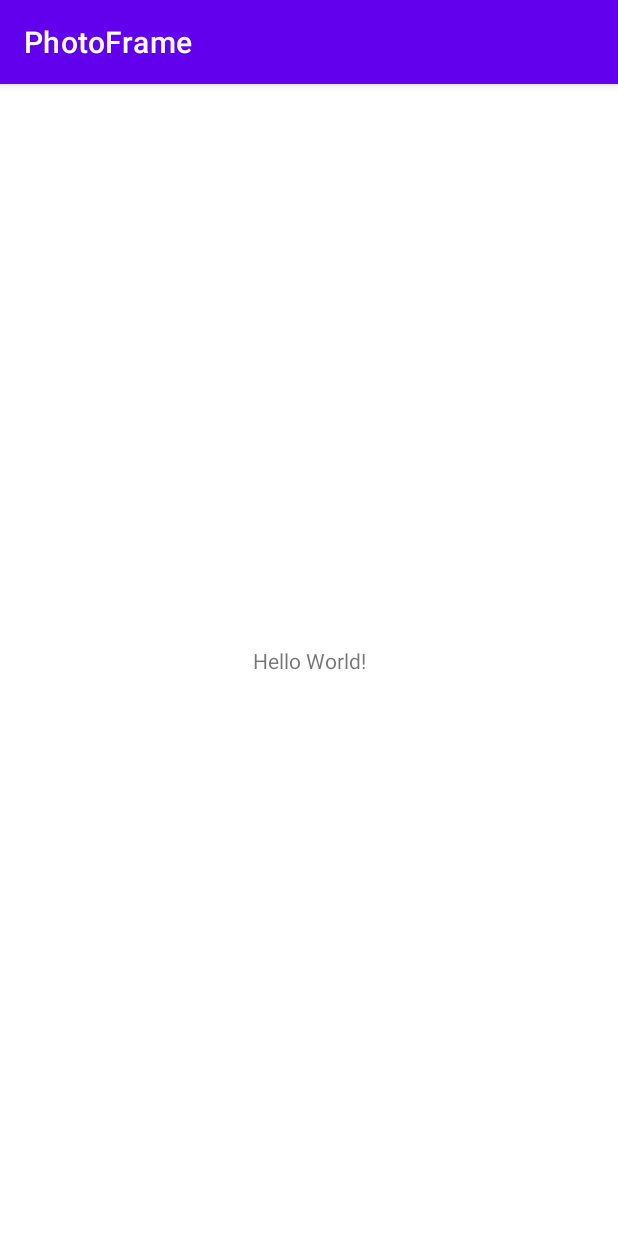
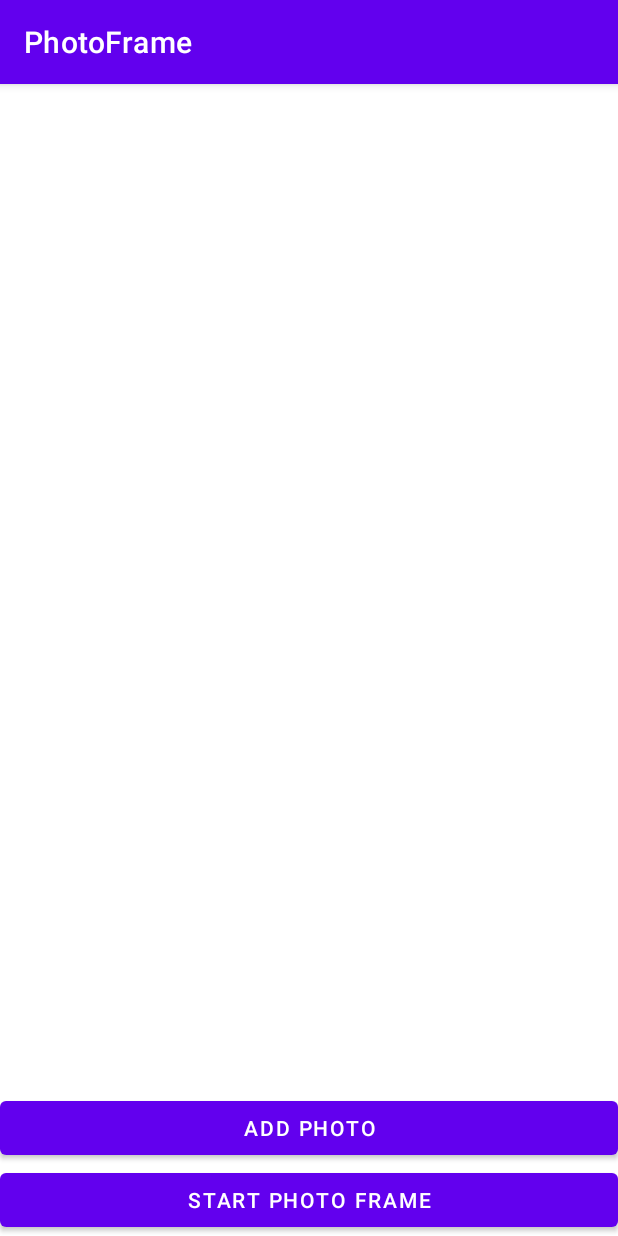
Before and after one commit to StephenLeeDev/PhotoFrame, an Android app: the screen it shows after launch (MainActivity), on a phone screen of 412 x 824 dp. Run offline under Robolectric (Android 15) with nearby library versions, the phone set to English and light mode, and no system bars.

```diff
--- a/app/src/main/AndroidManifest.xml
+++ b/app/src/main/AndroidManifest.xml
@@ -1,6 +1,8 @@
 <?xml version="1.0" encoding="utf-8"?>
 <manifest xmlns:android="http://schemas.android.com/apk/res/android"
     package="com.example.photoframe">
+
+    <uses-permission android:name="android.permission.READ_EXTERNAL_STORAGE"/>
 
     <application
         android:allowBackup="true"
--- a/app/src/main/res/layout/activity_main.xml
+++ b/app/src/main/res/layout/activity_main.xml
@@ -6,13 +6,22 @@
     android:layout_height="match_parent"
     tools:context=".MainActivity">
 
-    <TextView
-        android:layout_width="wrap_content"
+    <Button
+        android:id="@+id/buttonAddPhoto"
+        android:layout_width="0dp"
         android:layout_height="wrap_content"
-        android:text="Hello World!"
+        android:text="Add Photo"
+        app:layout_constraintBottom_toTopOf="@+id/buttonStart"
+        app:layout_constraintLeft_toLeftOf="parent"
+        app:layout_constraintRight_toRightOf="parent"/>
+
+    <Button
+        android:id="@+id/buttonStart"
+        android:layout_width="0dp"
+        android:layout_height="wrap_content"
+        android:text="Start Photo Frame"
         app:layout_constraintBottom_toBottomOf="parent"
         app:layout_constraintLeft_toLeftOf="parent"
-        app:layout_constraintRight_toRightOf="parent"
-        app:layout_constraintTop_toTopOf="parent" />
+        app:layout_constraintRight_toRightOf="parent"/>
 
 </androidx.constraintlayout.widget.ConstraintLayout>
```
Also changed, not shown: app/src/main/java/com/example/photoframe/MainActivity.kt (+48 -0 lines).
